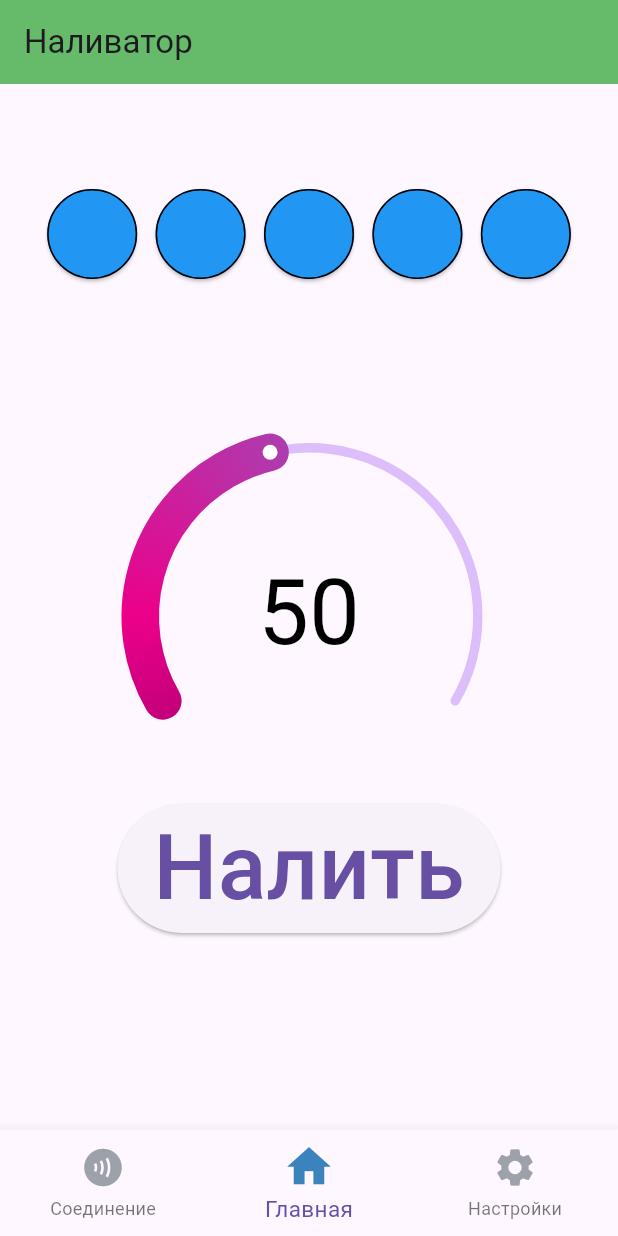
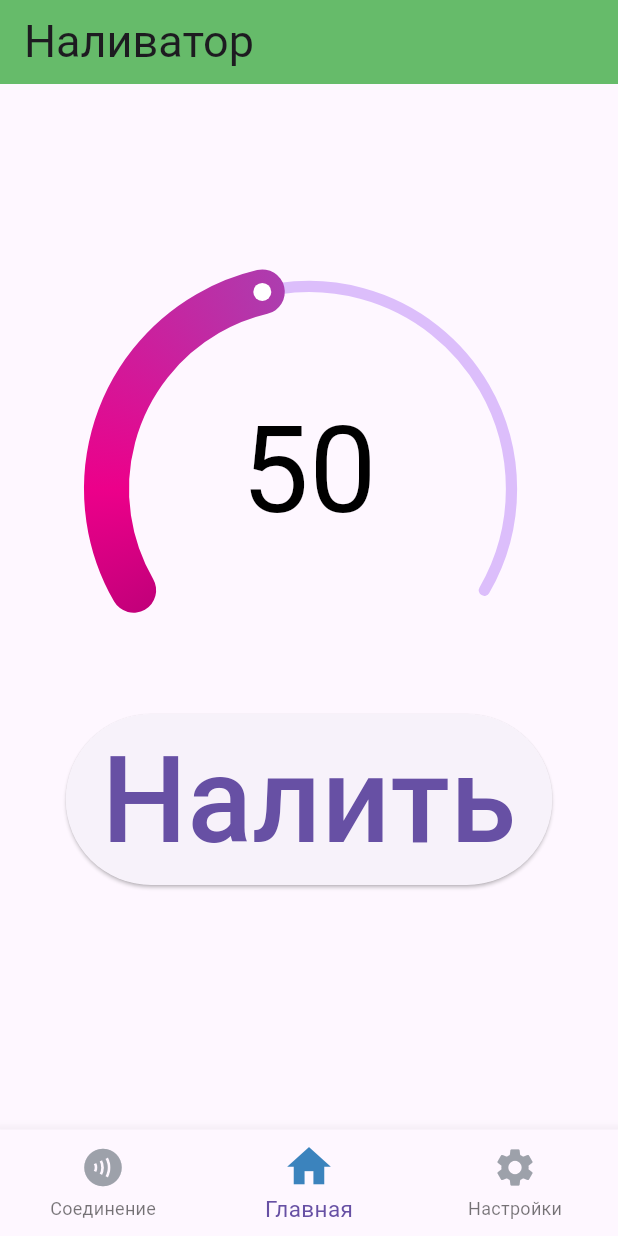
Before and after one commit to AleksandrLedenev/Nalivator, a Flutter app: the screen it shows after launch, on a phone screen of 412 x 824 dp. Run offline on Flutter 3.47's test engine with Material 3 defaults, Android fonts, the phone set to English and light mode, and no system bars; drawn by our look-alikes of sleek_circular_slider; our stand-ins replace flutter_blue.

Commit message:
Версия для конференции

```diff
--- a/lib/activity/home.dart
+++ b/lib/activity/home.dart
@@ -2,52 +2,14 @@ import 'dart:convert';
 import 'dart:developer';
 
 import 'package:flutter/material.dart';
-import 'package:nalivator_applicatioin2/main.dart';
 import 'package:sleek_circular_slider/sleek_circular_slider.dart';
 import 'package:flutter_blue/flutter_blue.dart';
 
 
-class GlassIndicator extends StatefulWidget{
-  const GlassIndicator({super.key});
-
-  @override
-  State<GlassIndicator> createState() => _GlassIndicator();
-
-}
-
-class _GlassIndicator extends State<GlassIndicator> {
-  Color _color = Colors.blue;
-
-  @override
-  Widget build(BuildContext context) {
-    return ElevatedButton(
-      onPressed: () {
-        setState(() {
-          if (!autoMode){
-            (_color == Colors.red) ? setColor(Colors.blue) : setColor(Colors.red);
-          }
-        });
-      },
-      style: ElevatedButton.styleFrom(
-          shape: const CircleBorder(),
-          padding: const EdgeInsets.all(20),
-          backgroundColor: _color,
-          side: const BorderSide(width: 1)),
-      child: const Text('         '),
-    );
-  }
-
-  void setColor(Color color) {
-    _color = color;
-  }
-}
-
-
 class _Slider extends State<Home> {
-
   double _value = 50;
 
-  void setValue (double value){
+  void setValue(double value) {
     _value = value;
   }
 
@@ -55,7 +17,7 @@ class _Slider extends State<Home> {
   Widget build(BuildContext context) {
     return SleekCircularSlider(
       appearance: const CircularSliderAppearance(
-        size: 250,
+        size: 300,
       ),
       min: 10,
       max: 100,
@@ -69,7 +31,7 @@ class _Slider extends State<Home> {
             const Padding(padding: EdgeInsets.all(40)),
             Text(
               value.toInt().toString(),
-              style: const TextStyle(color: Colors.black, fontSize: 60),
+              style: const TextStyle(color: Colors.black, fontSize: 80),
             )
           ],
         );
@@ -87,25 +49,16 @@ class Home extends StatefulWidget {
 
 class _HomeState extends State<Home> {
 
-  List<Widget> indList = const [
-   GlassIndicator(),
-   GlassIndicator(),
-   GlassIndicator(),
-   GlassIndicator(),
-   GlassIndicator()
-  ];
-
   _Slider slider = _Slider();
 
   late BluetoothDevice device;
 
-  late BluetoothCharacteristic _writeCharacteristic;
+  late BluetoothCharacteristic? _writeCharacteristic;
 
   Future<void> _getConnectedDevices() async {
     List<BluetoothDevice> devices = await FlutterBlue.instance.connectedDevices;
     setState(() {
       for (var d in devices) {
-        print(d.name);
         if (d.name == 'HMSoft') {
           device = d;
         }
@@ -116,19 +69,19 @@ class _HomeState extends State<Home> {
   void discoverServices() async {
     _getConnectedDevices();
     List<BluetoothService> services = await device.discoverServices();
-    services.forEach((service) {
-      service.characteristics.forEach((characteristic) {
+    for (var service in services) {
+      for (var characteristic in service.characteristics) {
         if (characteristic.properties.write) {
           _writeCharacteristic = characteristic;
         }
-      });
-    });
+      }
+    }
   }
 
   void _sendMessage(String message) async {
     if (_writeCharacteristic != null) {
       List<int> bytes = utf8.encode(message);
-      await _writeCharacteristic.write(bytes);
+      await _writeCharacteristic?.write(bytes);
     }
   }
 
@@ -136,27 +89,24 @@ class _HomeState extends State<Home> {
   Widget build(BuildContext context) {
     return Scaffold(
         appBar: AppBar(
-          title: const Text('Наливатор'),
+          title: const Text('Наливатор', style: TextStyle(fontSize: 30)),
           backgroundColor: Colors.green[400],
         ),
         body: Column(
           children: [
-            const Padding(padding: EdgeInsets.only(top: 70)),
-            Row(
-              mainAxisAlignment: MainAxisAlignment.center,
-              children: indList,
+            const Padding(padding: EdgeInsets.all(60)),
+            Center(
+              child: slider.build(context)
               ),
-            const Padding(padding: EdgeInsets.only(top: 100)),
-            slider.build(context),
             ElevatedButton(
                  onPressed: () {
                   discoverServices();
-                  _sendMessage('V${slider._value.toInt()}');
+                  _sendMessage('V${slider._value.toInt()}\n');
                   log(slider._value.toString());
                  },
                 child: const Text(
                   'Налить',
-                  style: TextStyle(fontSize: 60),
+                  style: TextStyle(fontSize: 80),
                 ))
           ],
         ));
```
Also changed, not shown: lib/activity/connection.dart (+7 -7 lines), lib/activity/options.dart (+57 -6 lines).
